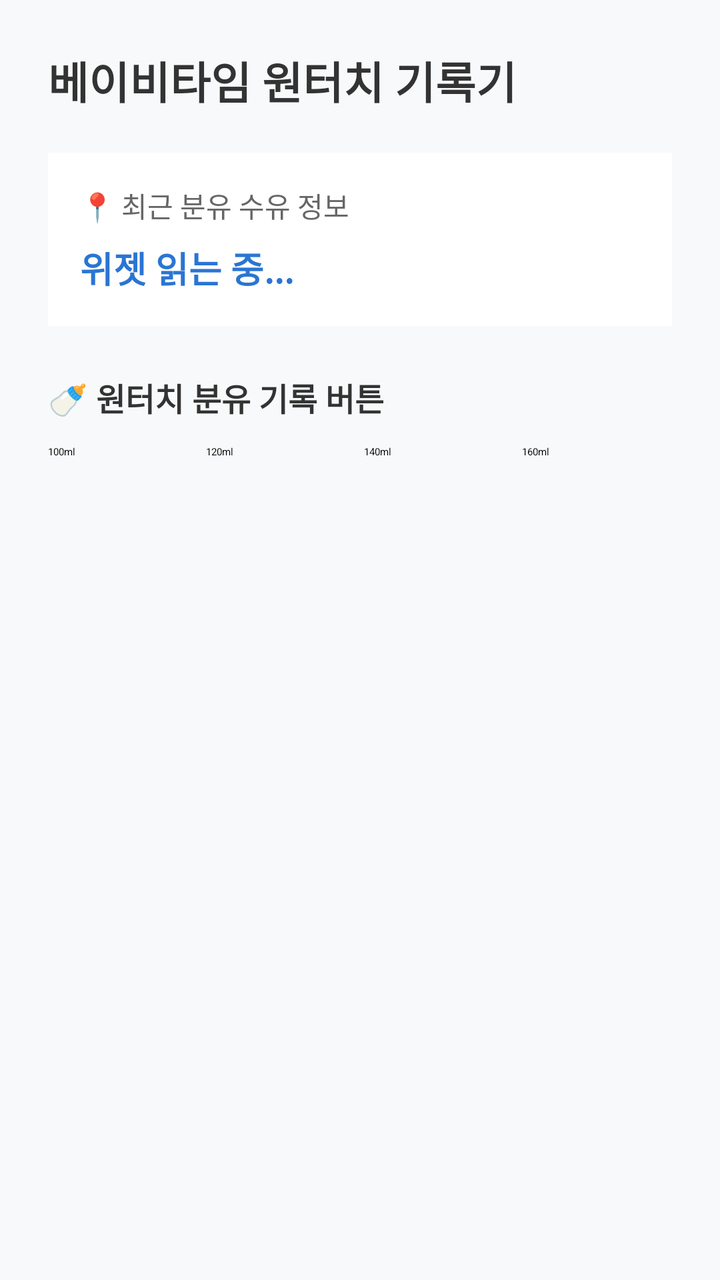
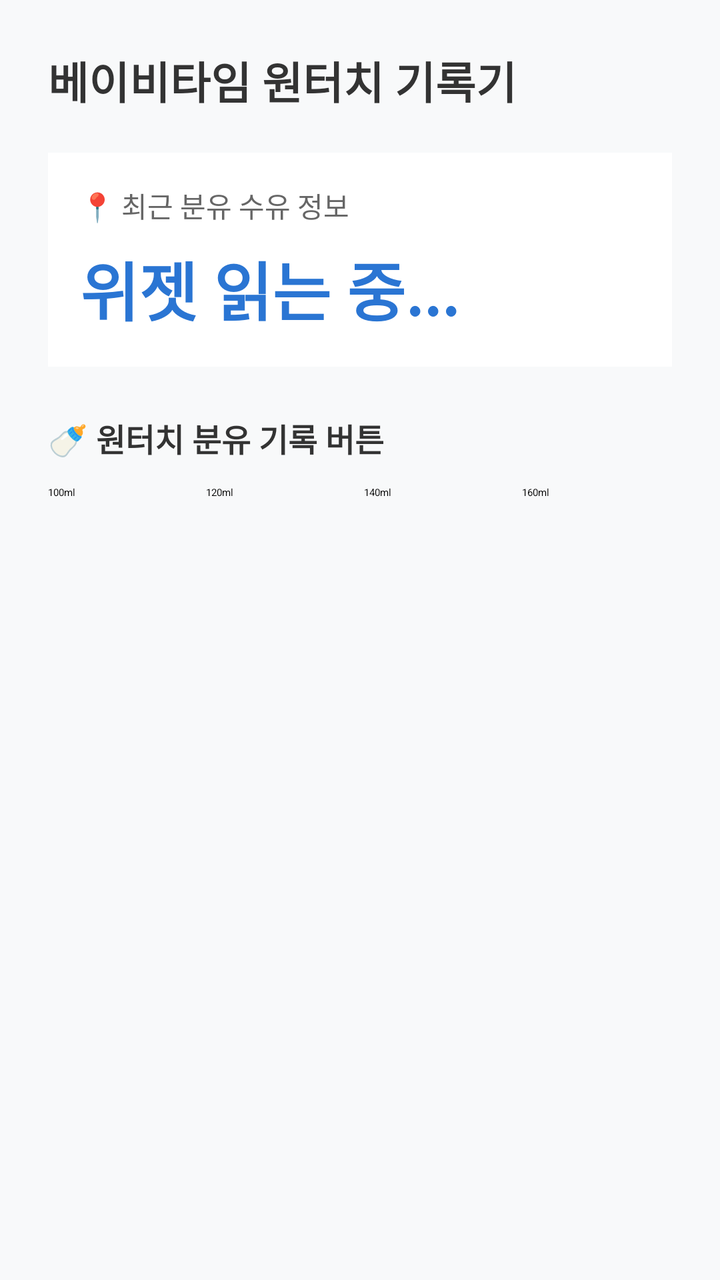

Screens rendered from an Android XML layout before and after an edit, with the pre-edit source and the edit as a unified diff.
<!-- AndroidManifest.xml: application theme Theme.BabytimeTest -->
<!-- res/layout/activity_main.xml -->
<?xml version="1.0" encoding="utf-8"?>
<LinearLayout xmlns:android="http://schemas.android.com/apk/res/android"
    android:layout_width="match_parent"
    android:layout_height="match_parent"
    android:orientation="vertical"
    android:padding="24dp"
    android:background="#F8F9FA">

    <TextView
        android:layout_width="wrap_content"
        android:layout_height="wrap_content"
        android:text="베이비타임 원터치 기록기"
        android:textSize="22sp"
        android:textStyle="bold"
        android:textColor="#333333"
        android:layout_marginBottom="20dp" />

    
    <LinearLayout
        android:layout_width="match_parent"
        android:layout_height="wrap_content"
        android:orientation="vertical"
        android:padding="16dp"
        android:background="#FFFFFF"
        android:elevation="2dp"
        android:layout_marginBottom="24dp">

        <TextView
            android:layout_width="wrap_content"
            android:layout_height="wrap_content"
            android:text="📍 최근 분유 수유 정보"
            android:textSize="14sp"
            android:textColor="#666666" />

        <TextView
            android:id="@+id/resultTextView"
            android:layout_width="wrap_content"
            android:layout_height="wrap_content"
            android:text="위젯 읽는 중..."
            android:textSize="18sp"
            android:textStyle="bold"
            android:textColor="#2A75D3"
            android:layout_marginTop="8dp" />
    </LinearLayout>

    <TextView
        android:layout_width="wrap_content"
        android:layout_height="wrap_content"
        android:text="🍼 원터치 분유 기록 버튼"
        android:textSize="16sp"
        android:textStyle="bold"
        android:textColor="#333333"
        android:layout_marginBottom="12dp" />

    
    <LinearLayout
        android:layout_width="match_parent"
        android:layout_height="wrap_content"
        android:orientation="horizontal"
        android:weightSum="4">

        <Button
            android:id="@+id/btn100"
            android:layout_width="0dp"
            android:layout_height="60dp"
            android:layout_weight="1"
            android:text="100ml"
            android:layout_marginEnd="4dp" />

        <Button
            android:id="@+id/btn120"
            android:layout_width="0dp"
            android:layout_height="60dp"
            android:layout_weight="1"
            android:text="120ml"
            android:layout_marginEnd="4dp" />

        <Button
            android:id="@+id/btn140"
            android:layout_width="0dp"
            android:layout_height="60dp"
            android:layout_weight="1"
            android:text="140ml"
            android:layout_marginEnd="4dp" />

        <Button
            android:id="@+id/btn160"
            android:layout_width="0dp"
            android:layout_height="60dp"
            android:layout_weight="1"
            android:text="160ml" />
    </LinearLayout>

</LinearLayout>
<!-- resources referenced by this layout -->
<resources>

</resources>

<!-- the commit's change to res/layout/activity_main.xml (unified diff, before → after) -->
@@ -37,7 +37,7 @@
             android:layout_width="wrap_content"
             android:layout_height="wrap_content"
             android:text="위젯 읽는 중..."
-            android:textSize="18sp"
+            android:textSize="32sp"
             android:textStyle="bold"
             android:textColor="#2A75D3"
             android:layout_marginTop="8dp" />
